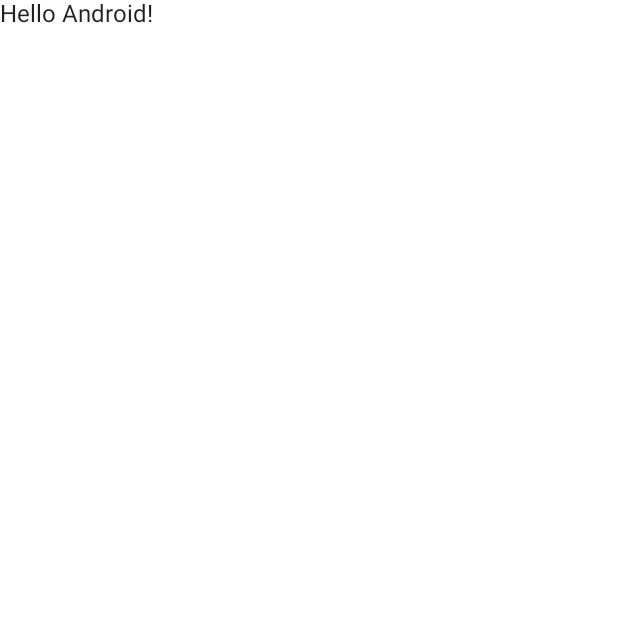
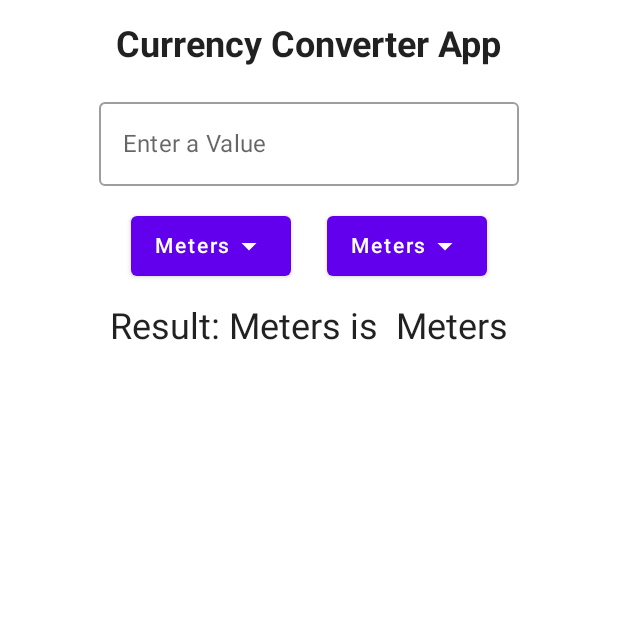
Before and after one commit to daspapan/Unit-Converter-App, an Android app built with Jetpack Compose: the screen it shows after launch (MainActivity), on a phone screen of 412 x 824 dp, the top half of it. Before the commit the part shown is almost empty. Run offline under Robolectric (Android 15) with nearby library versions, the phone set to English and light mode, and no system bars.

Commit message:
Update MainActivity.kt

```diff
--- a/app/src/main/java/com/example/currencyconverterapp/MainActivity.kt
+++ b/app/src/main/java/com/example/currencyconverterapp/MainActivity.kt
@@ -1,17 +1,26 @@
 package com.example.currencyconverterapp
 
 import android.os.Bundle
+import android.widget.Toast
 import androidx.activity.ComponentActivity
 import androidx.activity.compose.setContent
-import androidx.compose.foundation.layout.fillMaxSize
-import androidx.compose.material.MaterialTheme
-import androidx.compose.material.Surface
-import androidx.compose.material.Text
-import androidx.compose.runtime.Composable
+import androidx.compose.foundation.layout.*
+import androidx.compose.material.*
+import androidx.compose.material.icons.Icons
+import androidx.compose.material.icons.filled.ArrowDropDown
+import androidx.compose.runtime.*
+import androidx.compose.ui.Alignment
 import androidx.compose.ui.Modifier
+import androidx.compose.ui.platform.LocalContext
+import androidx.compose.ui.text.font.FontWeight
 import androidx.compose.ui.tooling.preview.Preview
+import androidx.compose.ui.unit.dp
+import androidx.compose.ui.unit.em
+import androidx.compose.ui.unit.sp
 import com.example.currencyconverterapp.ui.theme.CurrencyConverterAppTheme
+import kotlin.math.roundToInt
 
+// https://www.youtube.com/watch?v=D1b0Hv7G5AU&pp=ygUSa290bGluIGFkZCBqZXRwYWNr
 class MainActivity : ComponentActivity() {
     override fun onCreate(savedInstanceState: Bundle?) {
         super.onCreate(savedInstanceState)
@@ -22,7 +31,7 @@ class MainActivity : ComponentActivity() {
                     modifier = Modifier.fillMaxSize(),
                     color = MaterialTheme.colors.background
                 ) {
-                    Greeting("Android")
+                    UnitConverter()
                 }
             }
         }
@@ -30,14 +39,164 @@ class MainActivity : ComponentActivity() {
 }
 
 @Composable
-fun Greeting(name: String) {
-    Text(text = "Hello $name!")
+fun UnitConverter(){
+
+    var inputValue by remember { mutableStateOf("")}
+    var outputValue by remember { mutableStateOf("")}
+    var inputUnit by remember { mutableStateOf("Meters")}
+    var outputUnit by remember { mutableStateOf("Meters")}
+    var iExpanded by remember { mutableStateOf(false)}
+    var oExpanded by remember { mutableStateOf(false)}
+    val inputConversionFactor = remember { mutableStateOf(1.00) }
+    val outputConversionFactor = remember { mutableStateOf(1.00) }
+
+    fun convertUnits(){
+        val inputValueDouble = inputValue.toDoubleOrNull() ?: 0.0
+        val result = (inputValueDouble * inputConversionFactor.value * 100.0/ outputConversionFactor.value).roundToInt() / 100.0
+        outputValue = result.toString()
+    }
+
+    Column(
+        modifier = Modifier.fillMaxSize(),
+        verticalArrangement = Arrangement.Top,
+        horizontalAlignment = Alignment.CenterHorizontally
+    ) {
+
+        Spacer(modifier = Modifier.height(16.dp))
+        Text(
+            text = "Currency Converter App",
+            fontWeight = FontWeight.Bold,
+            fontSize = 24.sp,
+        )
+
+        Spacer(modifier = Modifier.height(16.dp))
+        OutlinedTextField(
+            value = inputValue,
+            onValueChange = {
+                inputValue = it
+                convertUnits()
+            },
+            label = { Text(text = "Enter a Value")}
+        )
+
+        Spacer(modifier = Modifier.height(16.dp))
+        Row() {
+
+            // val context = LocalContext.current
+            // Toast.makeText(context, "Thanks for clicking!", Toast.LENGTH_LONG).show()
+            Box() {
+                Button(onClick = { iExpanded = true }) {
+                    Text(text = inputUnit)
+                    Icon(Icons.Default.ArrowDropDown, contentDescription = "Arrow Down")
+                }
+                DropdownMenu(
+                    expanded = iExpanded,
+                    onDismissRequest = { iExpanded = false }
+                ) {
+                    DropdownMenuItem(
+                        onClick = {
+                            iExpanded = false
+                            inputUnit = "Centimeters"
+                            inputConversionFactor.value = 0.01
+                            convertUnits()
+                        }
+                    ) { Text(text = "Centimeters")}
+
+                    DropdownMenuItem(
+                        onClick = {
+                            iExpanded = false
+                            inputUnit = "Meters"
+                            inputConversionFactor.value = 1.0
+                            convertUnits()
+                        }
+                    ) { Text(text = "Meters")}
+
+                    DropdownMenuItem(
+                        onClick = {
+                            iExpanded = false
+                            inputUnit = "Feet"
+                            inputConversionFactor.value = 0.3048
+                            convertUnits()
+                        }
+                    ) { Text(text = "Feet")}
+
+                    DropdownMenuItem(
+                        onClick = {
+                            iExpanded = false
+                            inputUnit = "Milimeters"
+                            inputConversionFactor.value = 0.001
+                            convertUnits()
+                        }
+                    ) { Text(text = "Milimeters")}
+
+                }
+            }
+
+            Spacer(modifier = Modifier.width(24.dp))
+
+            Box() {
+                Button(onClick = { oExpanded = true }) {
+                    Text(text = outputUnit)
+                    Icon(Icons.Default.ArrowDropDown, contentDescription = "Arrow Down")
+                }
+                DropdownMenu(
+                    expanded = oExpanded,
+                    onDismissRequest = { oExpanded = false }
+                ) {
+                    DropdownMenuItem(
+                        onClick = {
+                            oExpanded = false
+                            outputUnit = "Centimeters"
+                            outputConversionFactor.value = 0.01
+                            convertUnits()
+                        }
+                    ) { Text(text = "Centimeters")}
+
+                    DropdownMenuItem(
+                        onClick = {
+                            oExpanded = false
+                            outputUnit = "Meters"
+                            outputConversionFactor.value = 1.0
+                            convertUnits()
+                        }
+                    ) { Text(text = "Meters")}
+
+                    DropdownMenuItem(
+                        onClick = {
+                            oExpanded = false
+                            outputUnit = "Feet"
+                            outputConversionFactor.value = 0.3048
+                            convertUnits()
+                        }
+                    ) { Text(text = "Feet")}
+
+                    DropdownMenuItem(
+                        onClick = {
+                            oExpanded = false
+                            outputUnit = "Milimeters"
+                            outputConversionFactor.value = 0.001
+                            convertUnits()
+                        }
+                    ) { Text(text = "Milimeters")}
+
+                }
+            }
+
+        }
+
+        Spacer(modifier = Modifier.height(16.dp))
+
+        Text(
+            text = "Result:${inputValue} ${inputUnit} is ${outputValue} ${outputUnit}",
+            style = MaterialTheme.typography.h5
+        )
+
+
+    }
 }
 
 @Preview(showBackground = true)
 @Composable
-fun DefaultPreview() {
-    CurrencyConverterAppTheme {
-        Greeting("Android")
-    }
+fun UnitConverterPreview(){
+    UnitConverter()
 }
```
